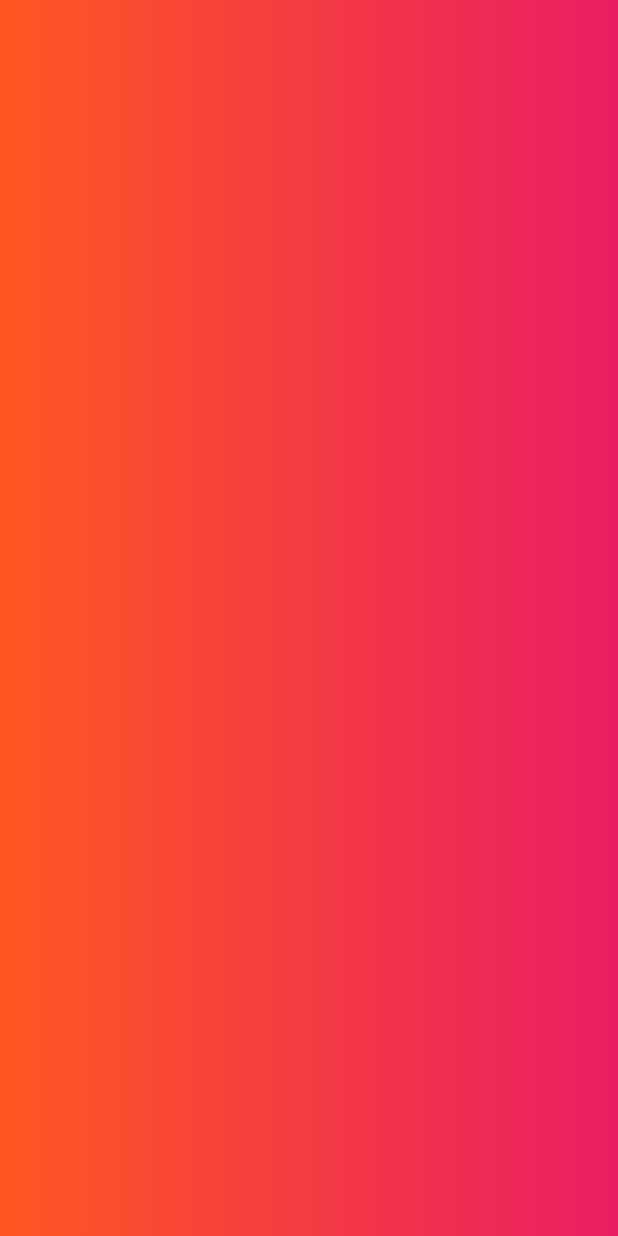
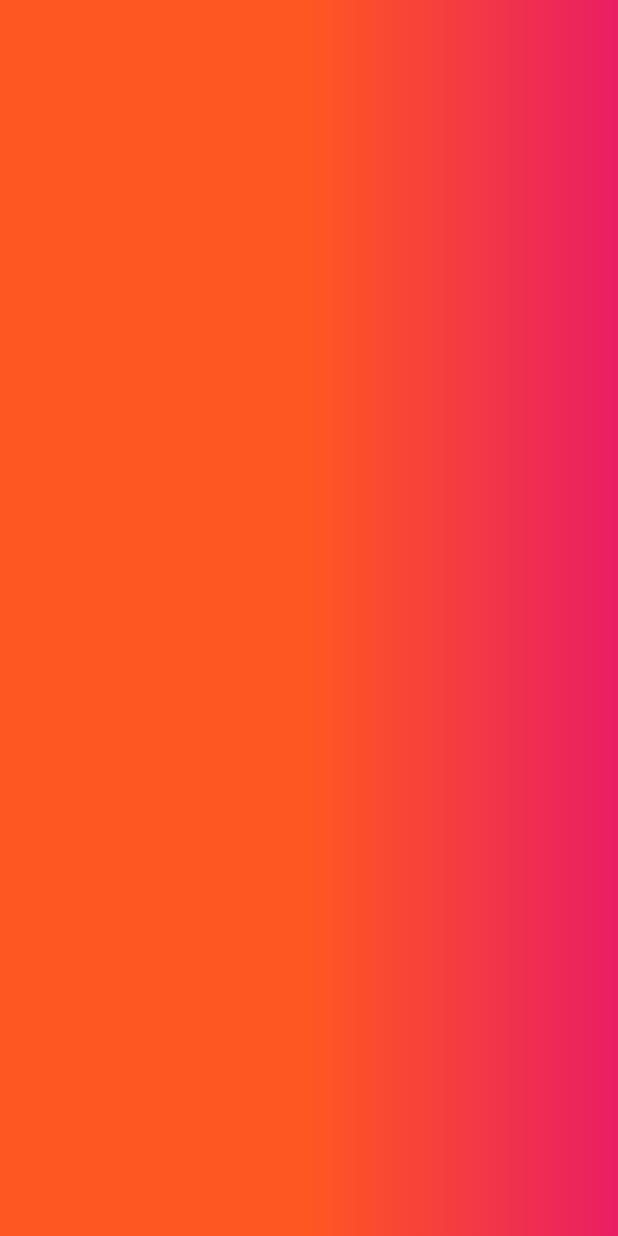
Before and after one commit to cmtanvirulislam/Second-App-Learn, a Flutter app: the HomePageTest screen opened directly, on a phone screen of 412 x 824 dp. Run offline on Flutter 3.47's test engine with Material 2 defaults, Android fonts, the phone set to English and light mode, and no system bars; our stand-ins replace liquid_swipe.

Commit message:
Begin Added

```diff
--- a/lib/23. Gradient color in appbar_container_gradient color.dart
+++ b/lib/23. Gradient color in appbar_container_gradient color.dart
@@ -28,6 +28,7 @@ class _MyAppState extends State<HomePageTest> {
         body: Container(
           decoration: BoxDecoration(
             gradient: LinearGradient(
+              begin: Alignment.center,
               colors: [Colors.deepOrange,Colors.pink]
             ),
           ),
```
